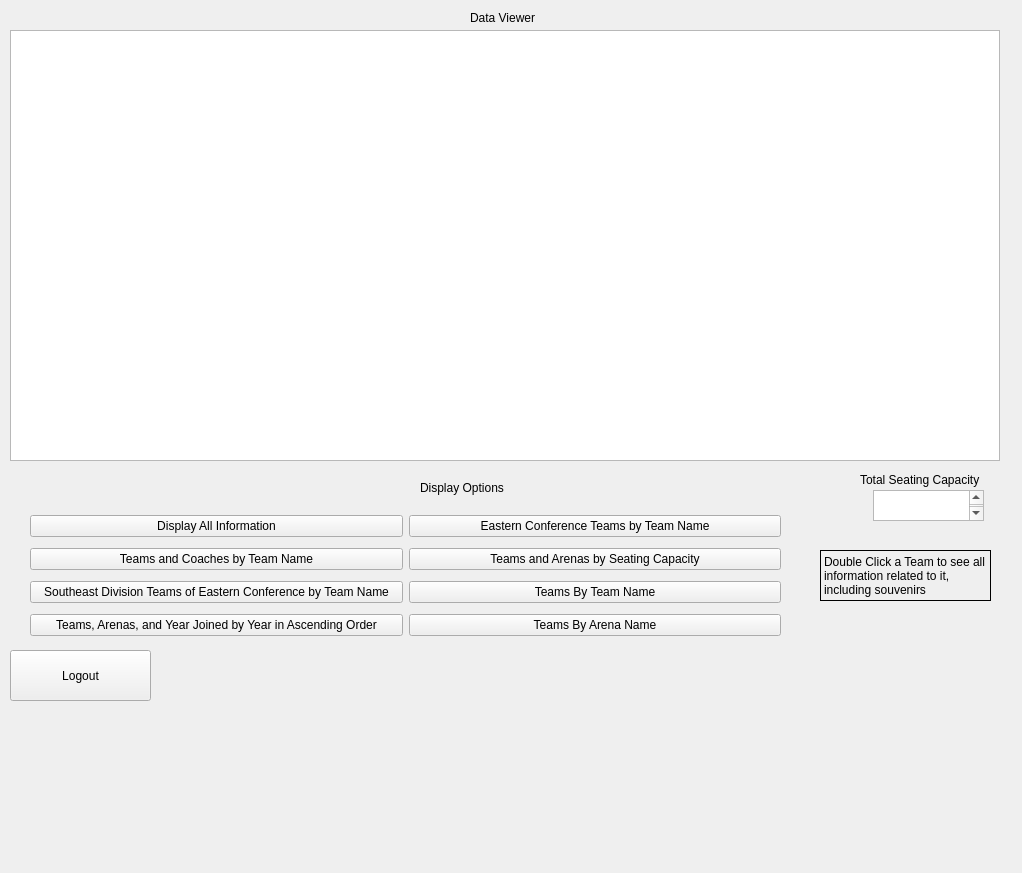
This is NBABasketball/admin.ui in brandoryan/NBAPlanner as Qt 5 draws it before an edit. The edited form follows.
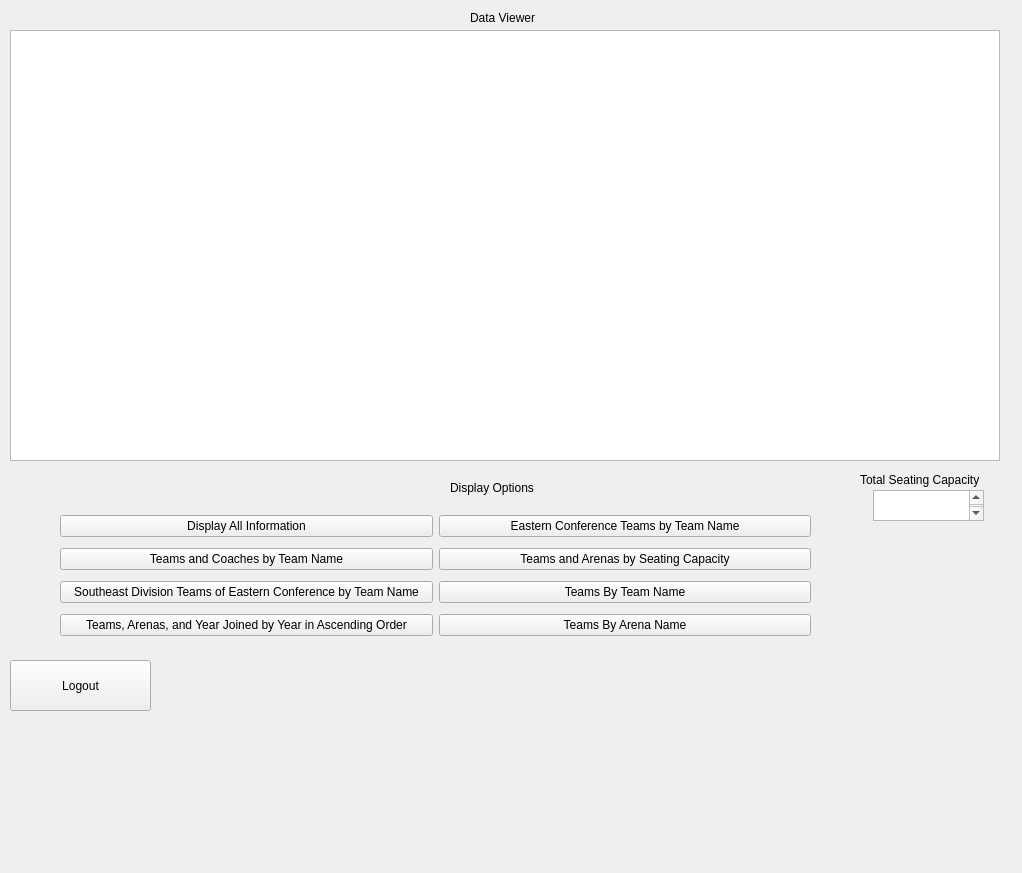
This is the edited form.

Diff of the .ui file:
```diff
--- a/NBABasketball/admin.ui
+++ b/NBABasketball/admin.ui
@@ -29,7 +29,7 @@
   <widget class="QLabel" name="label_2">
    <property name="geometry">
     <rect>
-     <x>420</x>
+     <x>450</x>
      <y>480</y>
      <width>101</width>
      <height>16</height>
@@ -39,25 +39,6 @@
     <string>Display Options</string>
    </property>
   </widget>
-  <widget class="QLabel" name="label_3">
-   <property name="geometry">
-    <rect>
-     <x>820</x>
-     <y>550</y>
-     <width>171</width>
-     <height>51</height>
-    </rect>
-   </property>
-   <property name="frameShape">
-    <enum>QFrame::Box</enum>
-   </property>
-   <property name="text">
-    <string>Double Click a Team to see all information related to it, including souvenirs</string>
-   </property>
-   <property name="wordWrap">
-    <bool>true</bool>
-   </property>
-  </widget>
   <widget class="QTableWidget" name="tableWidget">
    <property name="geometry">
     <rect>
@@ -100,7 +81,7 @@
    <property name="geometry">
     <rect>
      <x>10</x>
-     <y>650</y>
+     <y>660</y>
      <width>141</width>
      <height>51</height>
     </rect>
@@ -115,7 +96,7 @@
   <widget class="QWidget" name="horizontalLayoutWidget">
    <property name="geometry">
     <rect>
-     <x>30</x>
+     <x>60</x>
      <y>510</y>
      <width>751</width>
      <height>131</height>
```
Left out of the diff: 3 changed lines with no effect on the pictures.
